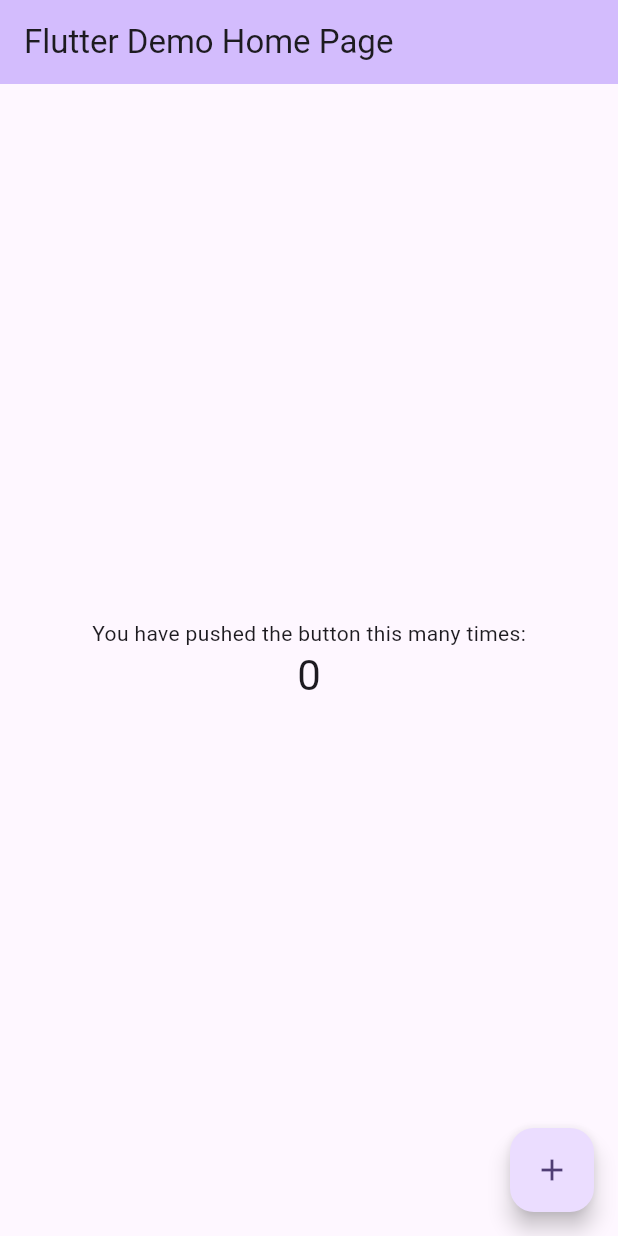
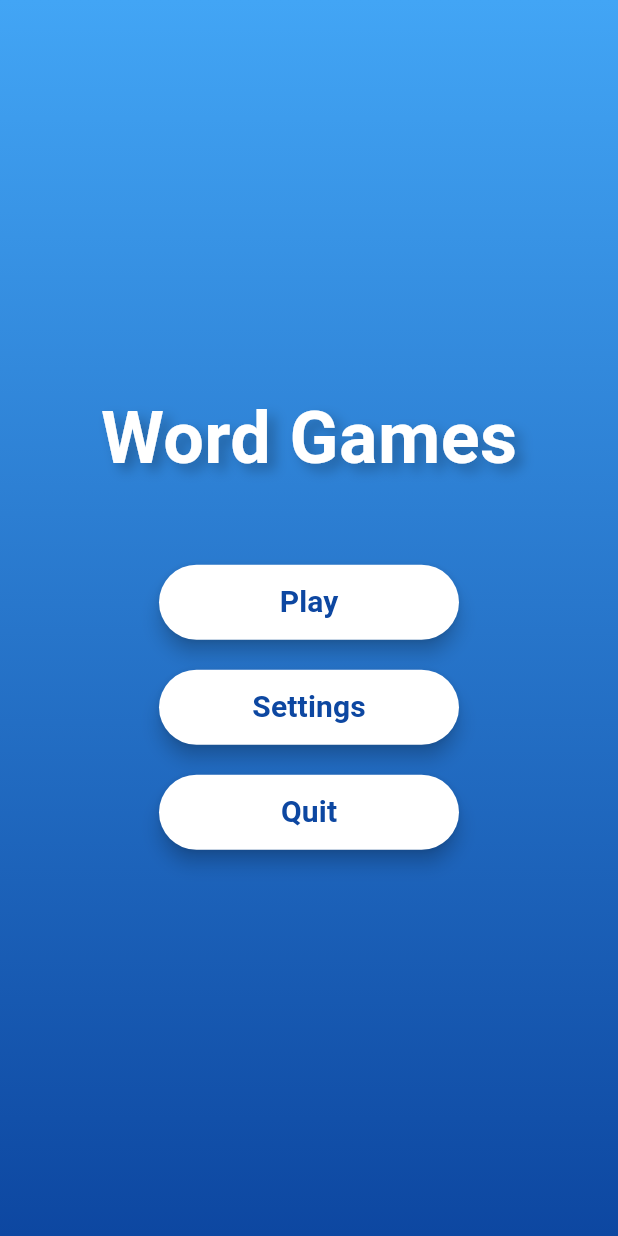
Before and after one commit to francisigtanloc/word_games, a Flutter app: the screen it shows after launch, on a phone screen of 412 x 824 dp. Run offline on Flutter 3.47's test engine with Material 3 defaults, Android fonts, the phone set to English and light mode, and no system bars; our stand-ins replace sqflite; accounts and stored records are empty.

Commit message:
home page is setup and database

```diff
--- a/lib/main.dart
+++ b/lib/main.dart
@@ -1,4 +1,11 @@
 import 'package:flutter/material.dart';
+import 'package:http/http.dart' as http;
+import 'package:html/parser.dart' as parser;
+import 'package:html/dom.dart' as dom;
+import 'database_helper.dart';
+import 'word.dart';
+import 'dart:convert';
+import 'package:flutter/services.dart';
 
 void main() {
   runApp(const MyApp());
@@ -7,119 +14,137 @@ void main() {
 class MyApp extends StatelessWidget {
   const MyApp({super.key});
 
-  // This widget is the root of your application.
   @override
   Widget build(BuildContext context) {
     return MaterialApp(
-      title: 'Flutter Demo',
+      title: 'Word Games',
       theme: ThemeData(
-        // This is the theme of your application.
-        //
-        // TRY THIS: Try running your application with "flutter run". You'll see
-        // the application has a purple toolbar. Then, without quitting the app,
-        // try changing the seedColor in the colorScheme below to Colors.green
-        // and then invoke "hot reload" (save your changes or press the "hot
-        // reload" button in a Flutter-supported IDE, or press "r" if you used
-        // the command line to start the app).
-        //
-        // Notice that the counter didn't reset back to zero; the application
-        // state is not lost during the reload. To reset the state, use hot
-        // restart instead.
-        //
-        // This works for code too, not just values: Most code changes can be
-        // tested with just a hot reload.
-        colorScheme: ColorScheme.fromSeed(seedColor: Colors.deepPurple),
-        useMaterial3: true,
+        primarySwatch: Colors.blue,
+        visualDensity: VisualDensity.adaptivePlatformDensity,
       ),
-      home: const MyHomePage(title: 'Flutter Demo Home Page'),
+      home: const HomePage(),
     );
   }
 }
 
-class MyHomePage extends StatefulWidget {
-  const MyHomePage({super.key, required this.title});
-
-  // This widget is the home page of your application. It is stateful, meaning
-  // that it has a State object (defined below) that contains fields that affect
-  // how it looks.
-
-  // This class is the configuration for the state. It holds the values (in this
-  // case the title) provided by the parent (in this case the App widget) and
-  // used by the build method of the State. Fields in a Widget subclass are
-  // always marked "final".
-
-  final String title;
-
-  @override
-  State<MyHomePage> createState() => _MyHomePageState();
-}
-
-class _MyHomePageState extends State<MyHomePage> {
-  int _counter = 0;
-
-  void _incrementCounter() {
-    setState(() {
-      // This call to setState tells the Flutter framework that something has
-      // changed in this State, which causes it to rerun the build method below
-      // so that the display can reflect the updated values. If we changed
-      // _counter without calling setState(), then the build method would not be
-      // called again, and so nothing would appear to happen.
-      _counter++;
-    });
-  }
+class HomePage extends StatelessWidget {
+  const HomePage({super.key});
 
   @override
   Widget build(BuildContext context) {
-    // This method is rerun every time setState is called, for instance as done
-    // by the _incrementCounter method above.
-    //
-    // The Flutter framework has been optimized to make rerunning build methods
-    // fast, so that you can just rebuild anything that needs updating rather
-    // than having to individually change instances of widgets.
     return Scaffold(
-      appBar: AppBar(
-        // TRY THIS: Try changing the color here to a specific color (to
-        // Colors.amber, perhaps?) and trigger a hot reload to see the AppBar
-        // change color while the other colors stay the same.
-        backgroundColor: Theme.of(context).colorScheme.inversePrimary,
-        // Here we take the value from the MyHomePage object that was created by
-        // the App.build method, and use it to set our appbar title.
-        title: Text(widget.title),
+      body: Container(
+        decoration: BoxDecoration(
+          gradient: LinearGradient(
+            begin: Alignment.topCenter,
+            end: Alignment.bottomCenter,
+            colors: [Colors.blue.shade400, Colors.blue.shade900],
           ),
-      body: Center(
-        // Center is a layout widget. It takes a single child and positions it
-        // in the middle of the parent.
+        ),
+        child: Center(
           child: Column(
-          // Column is also a layout widget. It takes a list of children and
-          // arranges them vertically. By default, it sizes itself to fit its
-          // children horizontally, and tries to be as tall as its parent.
-          //
-          // Column has various properties to control how it sizes itself and
-          // how it positions its children. Here we use mainAxisAlignment to
-          // center the children vertically; the main axis here is the vertical
-          // axis because Columns are vertical (the cross axis would be
-          // horizontal).
-          //
-          // TRY THIS: Invoke "debug painting" (choose the "Toggle Debug Paint"
-          // action in the IDE, or press "p" in the console), to see the
-          // wireframe for each widget.
             mainAxisAlignment: MainAxisAlignment.center,
-          children: <Widget>[
+            children: [
               const Text(
-              'You have pushed the button this many times:',
-            ),
-            Text(
-              '$_counter',
-              style: Theme.of(context).textTheme.headlineMedium,
+                'Word Games',
+                style: TextStyle(
+                  fontSize: 48,
+                  fontWeight: FontWeight.bold,
+                  color: Colors.white,
+                  shadows: [
+                    Shadow(
+                      blurRadius: 10.0,
+                      color: Colors.black26,
+                      offset: Offset(5.0, 5.0),
                     ),
                   ],
                 ),
               ),
-      floatingActionButton: FloatingActionButton(
-        onPressed: _incrementCounter,
-        tooltip: 'Increment',
-        child: const Icon(Icons.add),
-      ), // This trailing comma makes auto-formatting nicer for build methods.
+              const SizedBox(height: 50),
+              _buildButton(
+                text: 'Play',
+                onPressed: () {
+                  // TODO: Implement play functionality
+                },
+              ),
+              const SizedBox(height: 20),
+              _buildButton(
+                text: 'Settings',
+                onPressed: () {
+                  // TODO: Implement settings functionality
+                },
+              ),
+              const SizedBox(height: 20),
+              _buildButton(
+                text: 'Quit',
+                onPressed: () {
+                  SystemNavigator.pop();
+                },
+              ),
+            ],
+          ),
+        ),
+      ),
+    );
+  }
+
+  Widget _buildButton({
+    required String text,
+    required VoidCallback onPressed,
+  }) {
+    return SizedBox(
+      width: 200,
+      height: 50,
+      child: ElevatedButton(
+        onPressed: onPressed,
+        style: ElevatedButton.styleFrom(
+          foregroundColor: Colors.blue.shade900,
+          backgroundColor: Colors.white,
+          shape: RoundedRectangleBorder(
+            borderRadius: BorderRadius.circular(25),
+          ),
+          elevation: 5,
+        ),
+        child: Text(
+          text,
+          style: const TextStyle(
+            fontSize: 20,
+            fontWeight: FontWeight.bold,
+          ),
+        ),
+      ),
     );
   }
 }
+
+Future<void> fetchDataAndStore() async {
+  final url = Uri.parse('https://francisigtanloc.github.io/word_games/');
+  final response = await http.get(url);
+
+  if (response.statusCode == 200) {
+    var document = parser.parse(response.body);
+    dom.Element? preElement = document.querySelector('pre');
+    if (preElement != null) {
+      String jsonString = preElement.text;
+      // Remove any leading/trailing whitespace or newlines
+      jsonString = jsonString.trim();
+
+      // Decode the JSON string
+      List<dynamic> data = jsonDecode(jsonString);
+
+      // Store the data in the database
+      for (var item in data) {
+        Word word = Word(
+          word: item['word'],
+          category: item['category'],
+          hint: item['hint'],
+        );
+        await DatabaseHelper.instance.insert(word);
+      }
+    } else {
+      print('Could not find <pre> element');
+    }
+  } else {
+    print('Failed to fetch data: ${response.statusCode}');
+  }
+}
--- /dev/null
+++ b/lib/word.dart
@@ -0,0 +1,23 @@
+class Word {
+  final String word;
+  final String category;
+  final String hint;
+
+  Word({required this.word, required this.category, required this.hint});
+
+  Map<String, dynamic> toMap() {
+    return {
+      'word': word,
+      'category': category,
+      'hint': hint,
+    };
+  }
+
+  factory Word.fromMap(Map<String, dynamic> map) {
+    return Word(
+      word: map['word'],
+      category: map['category'],
+      hint: map['hint'],
+    );
+  }
+}
--- a/pubspec.yaml
+++ b/pubspec.yaml
@@ -34,6 +34,10 @@ dependencies:
   # The following adds the Cupertino Icons font to your application.
   # Use with the CupertinoIcons class for iOS style icons.
   cupertino_icons: ^1.0.8
+  sqflite: ^2.4.1
+  path: ^1.9.0
+  http: ^0.13.3
+  html: ^0.15.0
 
 dev_dependencies:
   flutter_test:
```
Also changed, not shown: lib/database_helper.dart (added, +48 -0 lines), pubspec.lock, 3 other files. Lines whose indentation alone changed are shown as unchanged.
